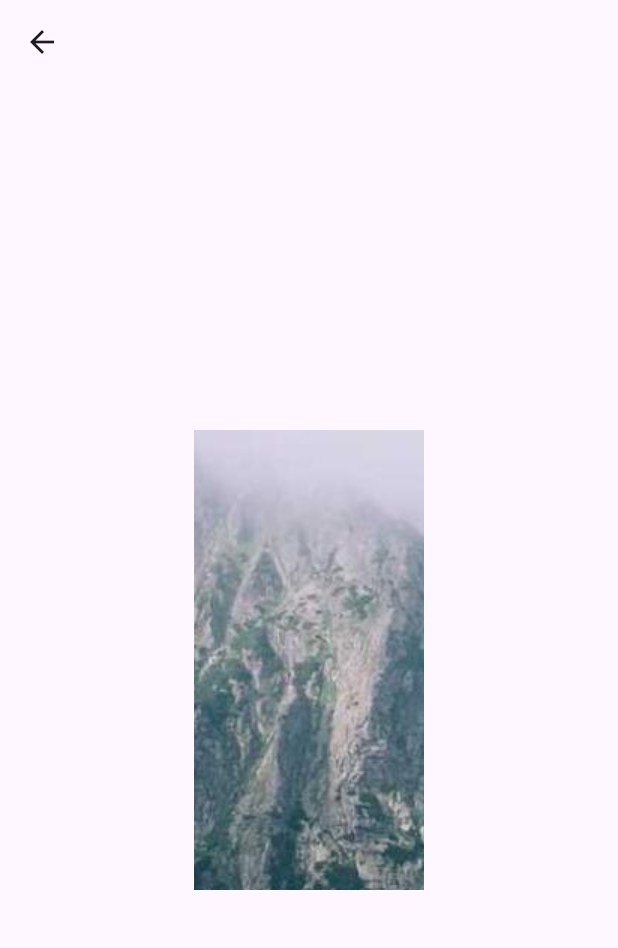
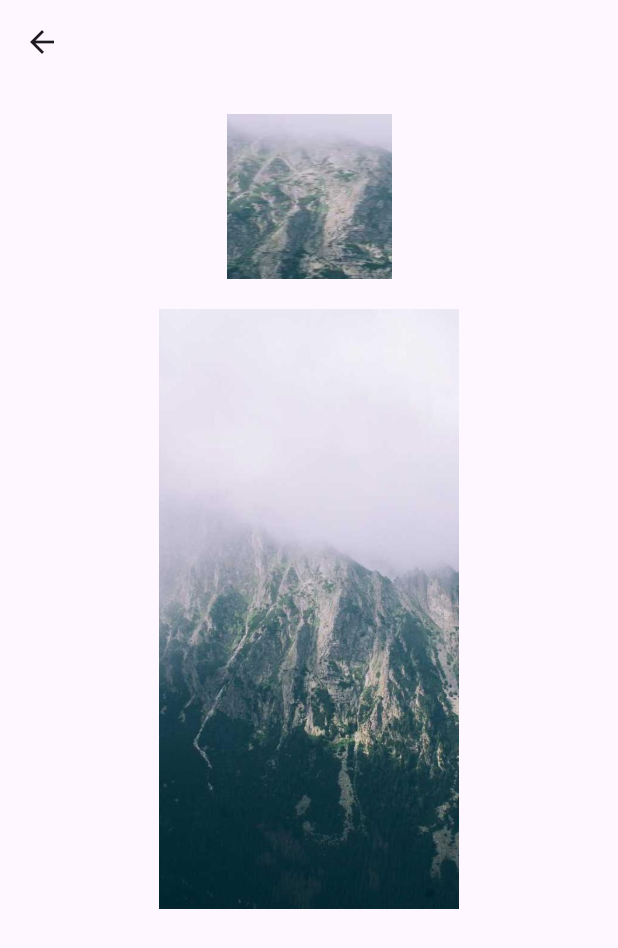
Before and after one commit to Gytan1/amse_tp2, a Flutter app: the Exercice4Page screen opened directly, on a phone screen of 412 x 824 dp. Shown: the top 948 px of the screen. Run offline on Flutter 3.47's test engine with Material 3 defaults, Android fonts, the light colour scheme and no system bars.

Commit message:
exercice 4

```diff
--- a/exercices/lib/pages/exercice4.dart
+++ b/exercices/lib/pages/exercice4.dart
@@ -2,6 +2,15 @@ import '../widgets/tile.dart';
 import 'package:flutter/material.dart';
 import 'package:provider/provider.dart';
 import '../page_state.dart';
+
+Widget createTileWidgetFrom(Tile tile) {
+  return InkWell(
+    child: tile.croppedImageTile(),
+    onTap: () {
+      print("tapped on tile");
+    },
+  );
+}
 
 class Exercice4Page extends StatelessWidget {
   const Exercice4Page({super.key});
@@ -11,7 +20,9 @@ class Exercice4Page extends StatelessWidget {
     final pageState = Provider.of<PageState>(context, listen: false);
 
     Tile tile = Tile(
-        imageURL: "assets/images/test.jpg", alignment: Alignment.center);
+      imageURL: "assets/images/test.jpg",
+      alignment: Alignment.center,
+    );
 
     return LayoutBuilder(
       builder: (context, constraints) {
@@ -23,7 +34,25 @@ class Exercice4Page extends StatelessWidget {
             ),
           ),
           body: Center(
-            child: tile.croppedImageTile()
+            child: Column(
+              children: [
+                SizedBox(
+                  width: 150.0,
+                  height: 150.0,
+                  child: Container(
+                    margin: EdgeInsets.all(20.0),
+                    child: createTileWidgetFrom(tile),
+                  ),
+                ),
+                Container(
+                  height: 400,
+                  child: Image.asset(
+                    "assets/images/test.jpg",
+                    fit: BoxFit.cover,
+                  ),
+                ),
+              ],
+            ),
           ),
         );
       },
```
Also changed, not shown: 1 other file.
